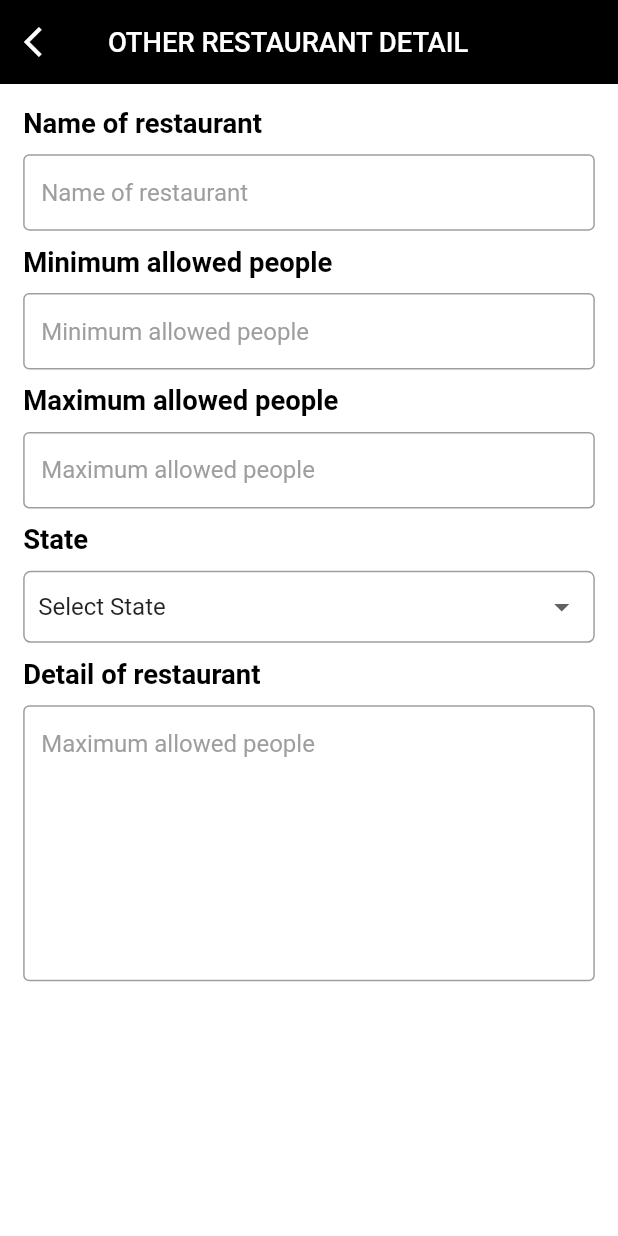
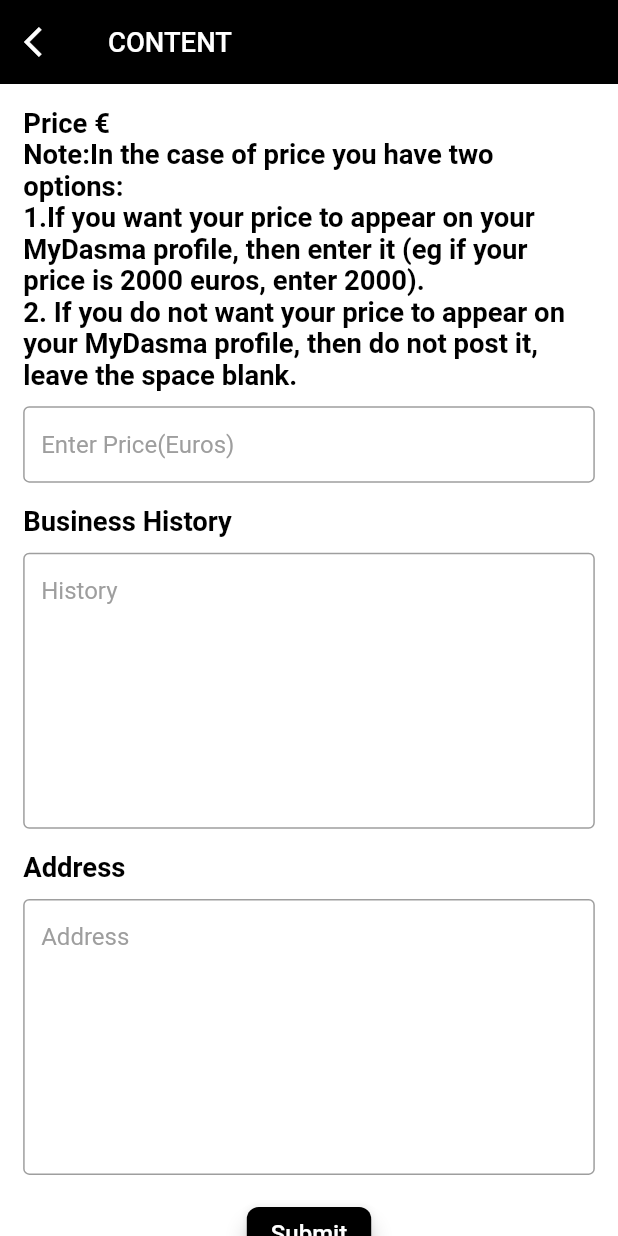
Before and after one commit to shahbhaktidevkrushna/MyDasma, a Flutter app: the MediaSelection screen opened directly, after a tap on the "navigate next" icon, on a phone screen of 412 x 824 dp. Run offline on Flutter 3.47's test engine with Material 2 defaults, Android fonts, the phone set to English and light mode, and no system bars; our stand-ins replace easy_localization, file_picker, flick_video_player, flutter_platform_widgets, flutter_rating_bar, flutter_screenutil and 11 more; missing offline and left inert: select_dialog, video_thumbnail, video_viewer; accounts and stored records are empty.

Commit message:
Dj,Dancer,HairDresser Content

```diff
--- a/my_dasma/lib/extras/constants/StringConstant.dart
+++ b/my_dasma/lib/extras/constants/StringConstant.dart
@@ -87,7 +87,13 @@
 const txtSelectVideos = "Select videos";
 const txtSend = "Send";
 const txtCancel = "Cancel";
-
+const txtContent = "CONTENT";
+const txtBusinessHistory = "Business History";
+const txtAddress = "Address";
+const txtHistory = "History";
+const txtPrice = "Price €";
+const txtNote = "Note:In the case of price you have two options:\n1.If you want your price to appear on your MyDasma profile, then enter it (eg if your price is 2000 euros, enter 2000).\n2. If you do not want your price to appear on your MyDasma profile, then do not post it, leave the space blank.";
+const txtHintPrice = "Enter Price(Euros)";
 
 // Validations msg
 const errEmptyEmail = "Email is empty";
@@ -110,6 +116,9 @@
 const errSelectYourBirthdate = "please select your birthdate";
 const errPasswordNotValid = "Password is not valid";
 const errNoFileChoose = "No File chosen";
+const errEmptyHistory = "History is empty";
+const errEmptyAddress = "Address is empty";
+
 
 // Fix category
 const catRest = "RESTAURANTS";
--- /dev/null
+++ b/my_dasma/lib/ui/HairDresserContent.dart
@@ -0,0 +1,140 @@
+import 'package:flutter/material.dart';
+import 'package:my_dasma/extras/commonWidgets/CommonAppbar.dart';
+import 'package:flutter_screenutil/flutter_screenutil.dart';
+import 'package:my_dasma/extras/commonWidgets/CommonBusinessButton.dart';
+import 'package:my_dasma/extras/constants/Constant.dart';
+import 'package:my_dasma/extras/constants/StringConstant.dart';
+
+
+
+class HairDresserContent extends StatefulWidget {
+  @override
+  _HairDresserContentState createState() => _HairDresserContentState();
+}
+TextEditingController? _HistoryController = TextEditingController();
+TextEditingController? _AddressController = TextEditingController();
+TextEditingController? _PriceController = TextEditingController();
+
+class _HairDresserContentState extends State<HairDresserContent> with Constant{
+  @override
+  Widget build(BuildContext context) {
+    return SafeArea(
+        child: Scaffold(
+          backgroundColor: Colors.white,
+          appBar: CommonAppBar(
+            appBar: AppBar(),
+            title: txtContent,
+            AppBarBackground:Colors.black,
+            isLeading: true,
+            textColor: Colors.white,
+          ),
+          body: SingleChildScrollView(
+            child: Padding(
+              padding: EdgeInsets.all(12.h),
+              child: Column(
+                crossAxisAlignment: CrossAxisAlignment.start,
+                children: [
+                  Text(txtPrice,style: TextStyle(fontSize: 16.sp,color:Colors.black,fontWeight: FontWeight.bold),),
+                  Text(txtNote, style: TextStyle(fontSize: 16.sp,color:Colors.black,fontWeight: FontWeight.bold),),
+                  SizedBox(height: 8.h,),
+                  Container(
+                    child: TextField(
+                      style: TextStyle(
+                          fontSize: 14.sp,
+                          color: Colors.black
+                      ),
+                      controller: _AddressController,
+                      maxLines: 1,
+                      decoration: new InputDecoration(
+                          focusedBorder: OutlineInputBorder(
+                            borderSide: BorderSide(color: Colors.black, width: 5.0),
+                          ),
+                          enabledBorder: OutlineInputBorder(
+                            borderSide: BorderSide(color: Colors.grey, width: 1.0),
+                          ),
+                          hintText: txtHintPrice,
+                          isDense: true,
+                          hintStyle: TextStyle(color: Colors.grey,fontSize: 14.sp,fontWeight: FontWeight.normal)
+                      ),
+                    ),
+                  ),
+                  SizedBox(height: 12.h,),
+                  Text(txtBusinessHistory,style: TextStyle(fontSize: 16.sp,color:Colors.black,fontWeight: FontWeight.bold),),
+                  SizedBox(height: 8.h,),
+                  Container(
+                    child: TextField(
+                      style: TextStyle(
+                          fontSize: 14.sp,
+                          color: Colors.black
+                      ), controller: _HistoryController,
+                      maxLines: 8,
+                      decoration: new InputDecoration(
+                          focusedBorder: OutlineInputBorder(
+                            borderSide: BorderSide(color: Colors.black, width: 5.0),
+                          ),
+                          enabledBorder: OutlineInputBorder(
+                            borderSide: BorderSide(color: Colors.grey, width: 1.0),
+                          ),
+                          hintText: txtHistory,
+                          isDense: true,
+
+                          hintStyle: TextStyle(color: Colors.grey,fontSize: 14.sp,fontWeight: FontWeight.normal)
+                      ),
+                    ),
+                  ),
+                  SizedBox(height: 12.h,),
+                  Text(txtAddress,style: TextStyle(fontSize: 16.sp,color:Colors.black,fontWeight: FontWeight.bold),),
+                  SizedBox(height: 8.h,),
+                  Container(
+                    child: TextField(
+                      style: TextStyle(
+                          fontSize: 14.sp,
+                          color: Colors.black
+                      ),
+                      controller: _AddressController,
+                      maxLines: 8,
+                      decoration: new InputDecoration(
+                          focusedBorder: OutlineInputBorder(
+                            borderSide: BorderSide(color: Colors.black, width: 5.0),
+                          ),
+                          enabledBorder: OutlineInputBorder(
+                            borderSide: BorderSide(color: Colors.grey, width: 1.0),
+                          ),
+                          hintText: txtAddress,
+                          isDense: true,
+                          hintStyle: TextStyle(color: Colors.grey,fontSize: 14.sp,fontWeight: FontWeight.normal)
+                      ),
+                    ),
+                  ),
+                  SizedBox(height: 12.h,),
+                  Align(
+                      alignment: Alignment. topCenter,
+                      child: Container(
+                        child: CommonElevatedButton(
+                          onTap: (){
+                            validationForUserTab();
+                          },
+                          context: context,
+                          lableText: txtSubmit,
+                          ButtonBackground: Colors.black,
+                        ),
+                      )
+                  ),
+                ],
+              ),
+            ),
+          ),
+        ));
+  }
+  void validationForUserTab() {
+    if (_HistoryController!.text.isEmpty) {
+      showSnackBar(context, errEmptyHistory);
+    }
+    else if (_AddressController!.text.isEmpty) {
+      showSnackBar(context, errEmptyAddress);
+    }
+    else{
+      showSnackBar(context, txtSubmit);
+    }
+  }
+}
--- a/my_dasma/lib/ui/MediaSelection.dart
+++ b/my_dasma/lib/ui/MediaSelection.dart
@@ -1,14 +1,13 @@
 import 'dart:typed_data';
 import 'package:flutter/cupertino.dart';
 import 'package:flutter/material.dart';
-import 'package:flutter/services.dart';
 import 'package:image_picker/image_picker.dart';
 import 'package:my_dasma/extras/commonWidgets/CommonAppbar.dart';
 import 'package:my_dasma/extras/commonWidgets/CommonBusinessTextField.dart';
 import 'package:my_dasma/extras/constants/AppColor.dart';
 import 'package:my_dasma/extras/constants/StringConstant.dart';
 import 'package:flutter_screenutil/flutter_screenutil.dart';
-import 'package:my_dasma/ui/AddRestaurantMainDetail.dart';
+import 'package:my_dasma/ui/HairDresserContent.dart';
 import 'dart:io';
 import 'package:video_player/video_player.dart';
 import 'package:video_thumbnail/video_thumbnail.dart';
@@ -224,14 +223,14 @@
                 height: 30.h,
               ),
               Align(
-                alignment: Alignment. topRight,
+                alignment: Alignment.topRight,
                 child: Container(
                   height: 60.0,
                   width: 60.0,
                   child: FittedBox(
                     child: FloatingActionButton(onPressed: () {
                       Navigator.of(context).push(MaterialPageRoute(
-                          builder: (context) => AddRestaurantMainScreen()));
+                          builder: (context) => HairDresserContent()));
                     },
                       foregroundColor: Colors.white,
                          backgroundColor: Colors.black,
```
Also changed, not shown: my_dasma/lib/ui/DancerContent.dart (added, +113 -0 lines), my_dasma/lib/ui/DjContent.dart (added, +114 -0 lines).
